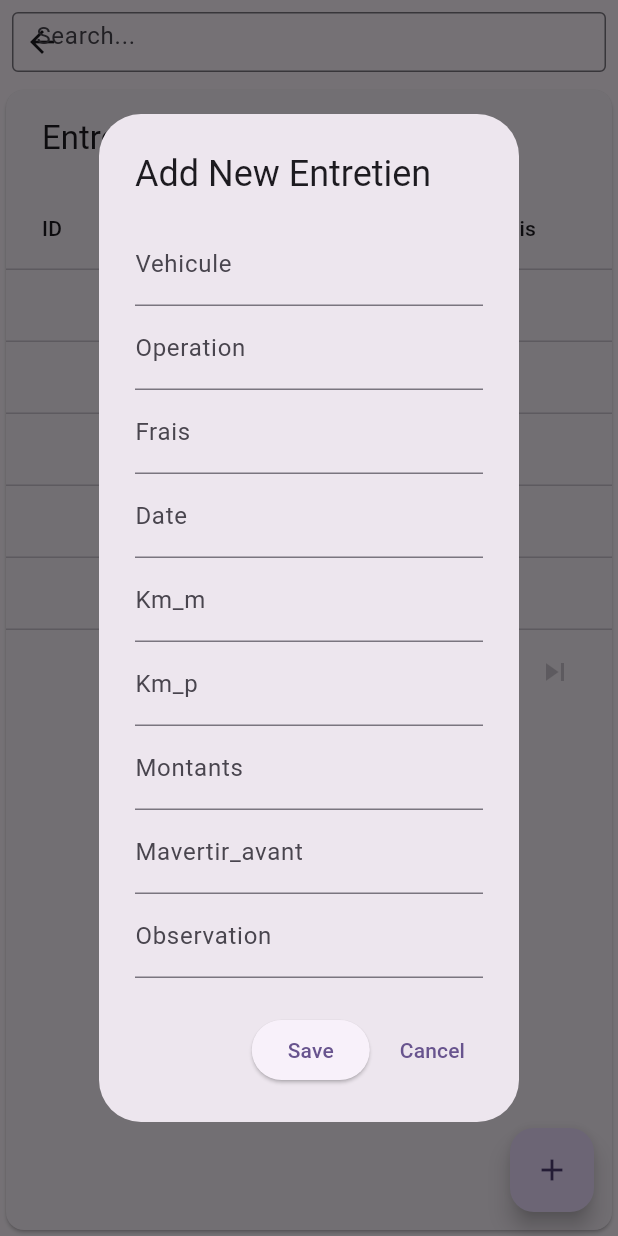
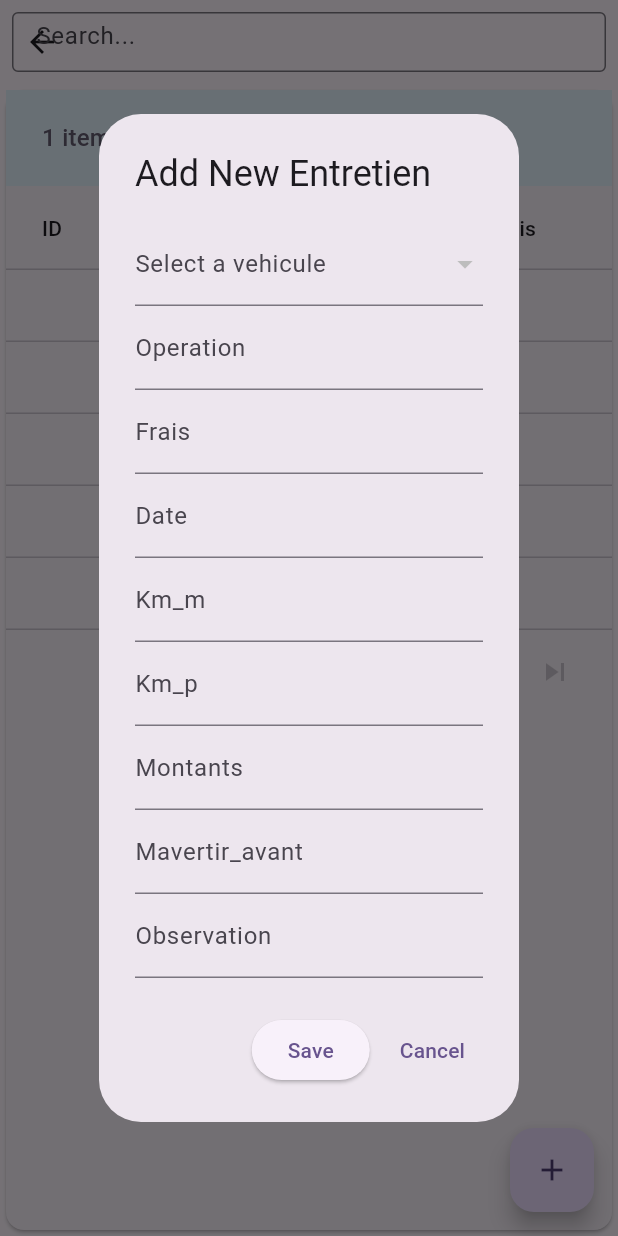
Before and after one commit to ChZakaria/FlutterApp, a Flutter app: the EntretienList screen opened directly, after a tap on the "add" icon, on a phone screen of 412 x 824 dp. Run offline on Flutter 3.47's test engine with Material 2 defaults, Android fonts, the phone set to English and light mode, and no system bars; our stand-ins replace shared_preferences; accounts and stored records are empty; network calls fail.

Commit message:
Adding Entretien List

```diff
--- a/lib/entretienList.dart
+++ b/lib/entretienList.dart
@@ -28,6 +28,9 @@ class _EntretienListState extends State<EntretienList> {
   int? selectedIndex = -1;
   String? bearerToken;
 
+  String? _selectedVehicule;
+  List<String> _vehicules = [];
+
   @override
   void initState() {
     super.initState();
@@ -50,6 +53,21 @@ class _EntretienListState extends State<EntretienList> {
       setState(() {
         displayedEntretiens = List.from(entretienList);
       });
+    });
+
+    // vehicules liste
+    client.ApiService.makeApiRequest(
+      'entretiensVehicules',
+      'GET',
+      null,
+    ).then((value) {
+      dynamic responseMap = value;
+
+      var optionsData = responseMap["vehiculesCarteGrise"];
+
+      for (var optionJson in optionsData) {
+        _vehicules.add(optionJson.toString());
+      }
     });
   }
 
@@ -82,17 +100,22 @@ class _EntretienListState extends State<EntretienList> {
               key: _formKey,
               child: Column(
                 children: <Widget>[
-                  TextFormField(
-                    controller: vehiculeIdController,
+                  DropdownButtonFormField<String>(
+                    value: _selectedVehicule,
+                    items: _vehicules.map((String vehicule) {
+                      return DropdownMenuItem<String>(
+                        value: vehicule,
+                        child: Text(vehicule),
+                      );
+                    }).toList(),
+                    onChanged: (String? newValue) {
+                      setState(() {
+                        _selectedVehicule = newValue;
+                      });
+                    },
                     decoration: InputDecoration(
-                      labelText: 'Vehicule',
+                      labelText: 'Select a vehicule',
                     ),
-                    validator: (String? value) {
-                      if (value == null || value.isEmpty) {
-                        return 'Please enter a Vehicule';
-                      }
-                      return null;
-                    },
                   ),
                   TextFormField(
                     controller: operationController,
@@ -207,11 +230,11 @@ class _EntretienListState extends State<EntretienList> {
                 if (_formKey.currentState?.validate() ?? false) {
                   int id = displayedEntretiens[index]['id'];
                   String operation = operationController.text.toString();
-                  String frais = fraisController.text.toString();
+                  String? frais = fraisController.text.toString();
                   String date = dateController.text.toString();
                   String kmM = kmMController.text.toString();
                   String kmP = kmPController.text.toString();
-                  String montants = montantsController.text.toString();
+                  double montants = double.parse(montantsController.text);
                   String mavertirAvant =
                       mavertirAvantController.text.toString();
                   String observation = observationController.text.toString();
@@ -224,7 +247,7 @@ class _EntretienListState extends State<EntretienList> {
                     date: DateTime.parse(date),
                     kmM: int.parse(kmM),
                     kmP: int.parse(kmP),
-                    montants: double.parse(montants),
+                    montants: double.parse(montants.toString()),
                     mavertirAvant: int.parse(mavertirAvant),
                     observation: observation,
                   );
@@ -320,17 +343,22 @@ class _EntretienListState extends State<EntretienList> {
               key: _formKey,
               child: Column(
                 children: <Widget>[
-                  TextFormField(
-                    controller: vehiculeIdController,
+                  DropdownButtonFormField<String>(
+                    value: _selectedVehicule,
+                    items: _vehicules.map((String vehicule) {
+                      return DropdownMenuItem<String>(
+                        value: vehicule,
+                        child: Text(vehicule),
+                      );
+                    }).toList(),
+                    onChanged: (String? newValue) {
+                      setState(() {
+                        _selectedVehicule = newValue;
+                      });
+                    },
                     decoration: InputDecoration(
-                      labelText: 'Vehicule',
+                      labelText: 'Select a vehicule',
                     ),
-                    validator: (String? value) {
-                      if (value == null || value.isEmpty) {
-                        return 'Please enter a vehicule';
-                      }
-                      return null;
-                    },
                   ),
                   TextFormField(
                     controller: operationController,
@@ -561,6 +589,7 @@ class _EntretienListState extends State<EntretienList> {
             editEntretien: _editEntretien,
             deleteEntretien: _deleteEntretien,
             getIndex: _getIndex,
+            vehicules: _vehicules,
             selectedIndex: selectedIndex),
       ),
       floatingActionButton: FloatingActionButton(
@@ -573,6 +602,7 @@ class _EntretienListState extends State<EntretienList> {
 
 class MyDataTableSource extends DataTableSource {
   final List<Map<String, dynamic>> entretiens;
+  final List<String> vehicules; // Add this line
   final Function(int) editEntretien;
   final Function(int) deleteEntretien;
   final Function(int) getIndex;
@@ -584,11 +614,17 @@ class MyDataTableSource extends DataTableSource {
     required this.deleteEntretien,
     required this.getIndex,
     required this.selectedIndex,
+    required this.vehicules,
   });
 
   @override
   DataRow getRow(int index) {
     final entretien = entretiens[index];
+    final vehiculeId = entretien['vehicule_id'].toString();
+    final vehiculeCarteGrise = vehicules.firstWhere(
+        (_vehicule) => _vehicule.startsWith(vehiculeId),
+        orElse: () => '');
+
     return DataRow(
       onSelectChanged: (bool? selected) {
         getIndex(index);
@@ -596,14 +632,14 @@ class MyDataTableSource extends DataTableSource {
       selected: selectedIndex == index ? true : false,
       cells: [
         DataCell(Text(entretien['id'].toString())),
-        DataCell(Text(entretien['vehicule_id'].toString())),
+        DataCell(Text(vehiculeCarteGrise)), // Use the vehicle carte_grise here
         DataCell(Text(entretien['operation'])),
         DataCell(Text(entretien['frais'])),
         DataCell(Text(entretien['date'])),
-        DataCell(Text(entretien['km_m'])),
-        DataCell(Text(entretien['km_p'])),
-        DataCell(Text(entretien['montants'])),
-        DataCell(Text(entretien['mavertir_avant'])),
+        DataCell(Text(entretien['km_m'].toString())),
+        DataCell(Text(entretien['km_p'].toString())),
+        DataCell(Text(entretien['montants'].toString())),
+        DataCell(Text(entretien['mavertir_avant'].toString())),
         DataCell(Text(entretien['observation'])),
         DataCell(
           Row(
@@ -633,5 +669,5 @@ class MyDataTableSource extends DataTableSource {
   int get rowCount => entretiens.length;
 
   @override
-  int get selectedRowCount => 0;
+  int get selectedRowCount => selectedIndex != null ? 1 : 0;
 }
--- a/lib/models/entretien.dart
+++ b/lib/models/entretien.dart
@@ -1,14 +1,14 @@
 class Entretien {
-  final int id;
-  final int vehiculeId;
-  final String operation;
-  final String frais;
-  final DateTime date;
-  final int kmM;
-  final int kmP;
-  final double montants;
-  final int mavertirAvant;
-  final String observation;
+  int id;
+  int vehiculeId;
+  String? operation;
+  String? frais;
+  DateTime date;
+  int kmM;
+  int kmP;
+  double montants;
+  int mavertirAvant;
+  String observation;
 
   Entretien({
     required this.id,
@@ -32,7 +32,7 @@ class Entretien {
       date: DateTime.parse(json['date']),
       kmM: json['km_m'],
       kmP: json['km_p'],
-      montants: json['montants'],
+      montants: double.parse(json['montants']),
       mavertirAvant: json['mavertir_avant'],
       observation: json['observation'],
     );
```
Also changed, not shown: lib/dashboard.dart (+10 -10 lines).
